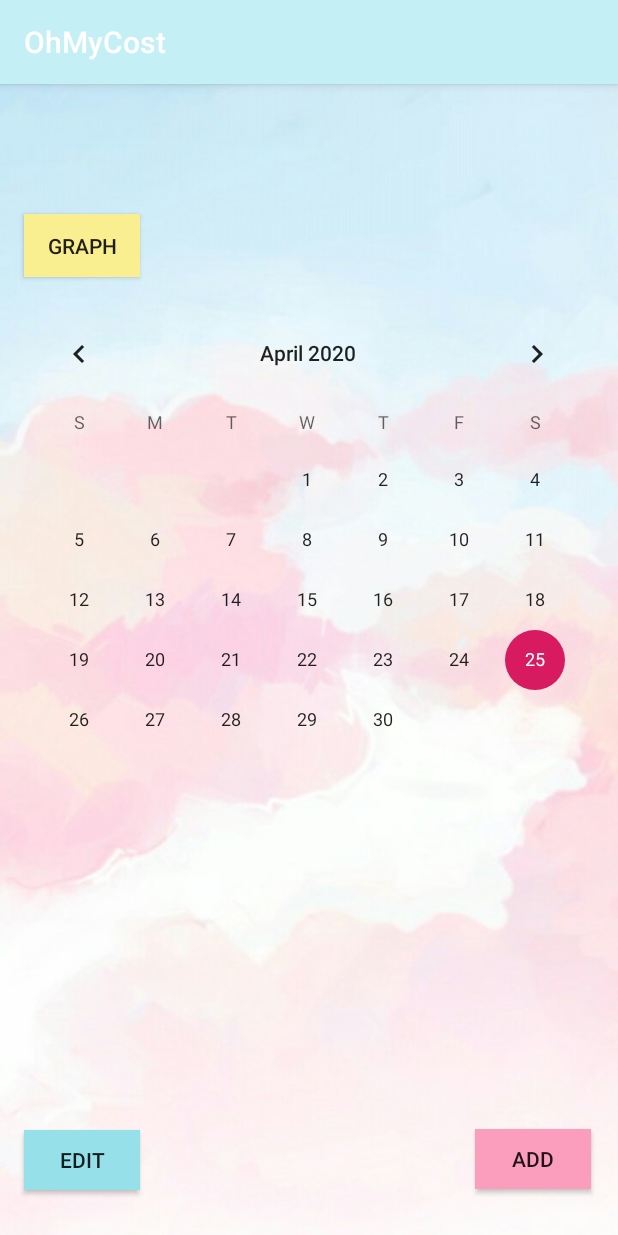
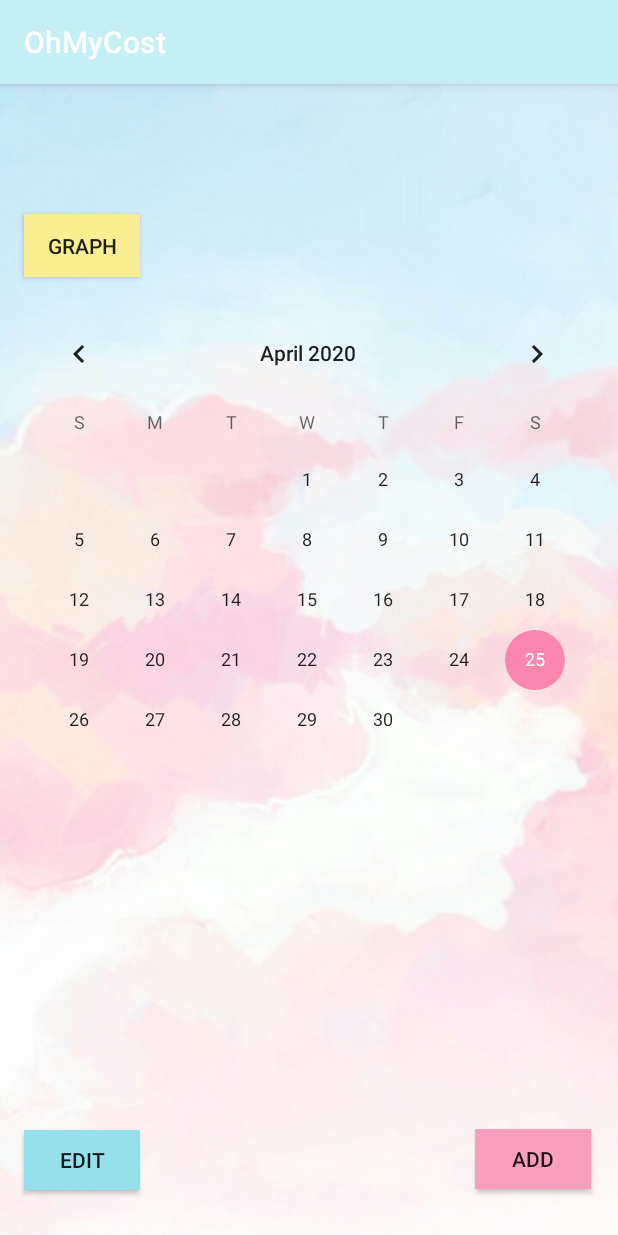
Before and after one commit to mymayy/OhMyCostProject, an Android app: the screen it shows after launch (MainActivity), on a phone screen of 412 x 824 dp. Run offline under Robolectric (Android 15) with nearby library versions, the phone set to English and light mode, and no system bars.

```diff
--- a/app/src/main/java/com/project/ohmycost/BarChartActivity.java
+++ b/app/src/main/java/com/project/ohmycost/BarChartActivity.java
@@ -24,7 +24,6 @@ public class BarChartActivity extends AppCompatActivity {
 
     DbPayHelper pDatabaseHelper;
     BarChart mChart;
-
     @Override
     protected void onCreate(Bundle savedInstanceState) {
         super.onCreate(savedInstanceState);
--- a/app/src/main/res/values/colors.xml
+++ b/app/src/main/res/values/colors.xml
@@ -2,5 +2,5 @@
 <resources>
     <color name="colorPrimary">#C4EFF4</color>
     <color name="colorPrimaryDark">#F3B8CC</color>
-    <color name="colorAccent">#D81B60</color>
+    <color name="colorAccent">#FA86B0</color>
 </resources>
```
